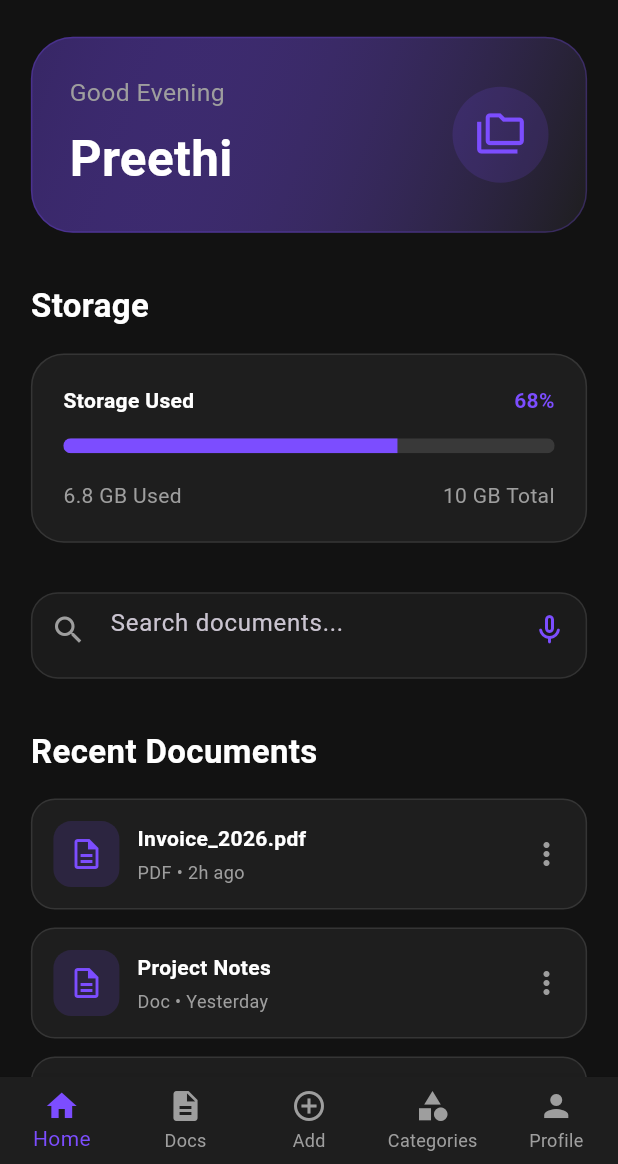
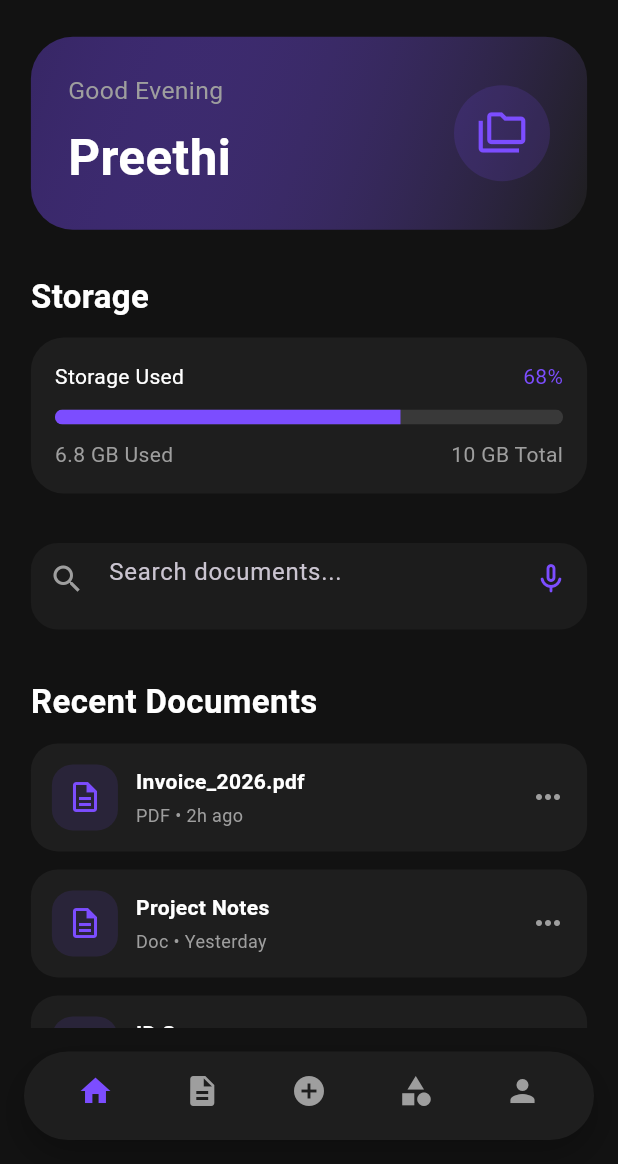
Before and after one commit to PreethiBose30/App-Dev, a Flutter app: the HomeScreen screen opened directly, on a phone screen of 412 x 824 dp, the part 72-1236 px from its top. Run offline on Flutter 3.47's test engine with Material 3 defaults, Android fonts, the phone set to English and light mode, and no system bars; statements that could not run were skipped.

Commit message:
Update home_screen.dart

```diff
--- a/lib/screens/dashboard/home_screen.dart
+++ b/lib/screens/dashboard/home_screen.dart
@@ -13,19 +13,37 @@ class HomeScreen extends StatelessWidget {
     return Scaffold(
       backgroundColor: AppColors.background,
 
-      /// 📱 BOTTOM NAVIGATION
-      bottomNavigationBar: BottomNavigationBar(
-        backgroundColor: AppColors.surface,
+      /// 📱 PREMIUM BOTTOM NAVIGATION
+      bottomNavigationBar: Container(
+        margin: const EdgeInsets.all(16),
+        padding: const EdgeInsets.symmetric(horizontal: 12),
+        decoration: BoxDecoration(
+          color: AppColors.surface,
+          borderRadius: BorderRadius.circular(30),
+          boxShadow: [
+            BoxShadow(
+              color: Colors.black.withOpacity(0.25),
+              blurRadius: 20,
+              offset: const Offset(0, 10),
+            ),
+          ],
+        ),
+        child: BottomNavigationBar(
+          backgroundColor: Colors.transparent,
+          elevation: 0,
           selectedItemColor: AppColors.primary,
           unselectedItemColor: AppColors.textSecondary,
           type: BottomNavigationBarType.fixed,
+          showSelectedLabels: false,
+          showUnselectedLabels: false,
           items: const [
-          BottomNavigationBarItem(icon: Icon(Icons.home), label: "Home"),
-          BottomNavigationBarItem(icon: Icon(Icons.description), label: "Docs"),
-          BottomNavigationBarItem(icon: Icon(Icons.add_circle_outline), label: "Add"),
-          BottomNavigationBarItem(icon: Icon(Icons.category), label: "Categories"),
-          BottomNavigationBarItem(icon: Icon(Icons.person), label: "Profile"),
+            BottomNavigationBarItem(icon: Icon(Icons.home), label: ""),
+            BottomNavigationBarItem(icon: Icon(Icons.description), label: ""),
+            BottomNavigationBarItem(icon: Icon(Icons.add_circle), label: ""),
+            BottomNavigationBarItem(icon: Icon(Icons.category), label: ""),
+            BottomNavigationBarItem(icon: Icon(Icons.person), label: ""),
           ],
+        ),
       ),
 
       appBar: AppBar(
@@ -80,9 +98,6 @@ class HomeScreen extends StatelessWidget {
                     begin: Alignment.topLeft,
                     end: Alignment.bottomRight,
                   ),
-                  border: Border.all(
-                    color: AppColors.primary.withOpacity(0.25),
-                  ),
                 ),
                 child: Row(
                   mainAxisAlignment: MainAxisAlignment.spaceBetween,
@@ -124,9 +139,9 @@ class HomeScreen extends StatelessWidget {
                 ),
               ),
 
-              SizedBox(height: h * 0.04),
+              SizedBox(height: h * 0.035),
 
-              /// 📦 STORAGE CARD
+              /// 📦 STORAGE TITLE (placeholder for next upgrade)
               const Text(
                 "Storage",
                 style: TextStyle(
@@ -136,38 +151,28 @@ class HomeScreen extends StatelessWidget {
                 ),
               ),
 
-              SizedBox(height: h * 0.02),
+              const SizedBox(height: 12),
 
               Container(
-                width: double.infinity,
-                padding: EdgeInsets.all(w * 0.05),
+                padding: const EdgeInsets.all(16),
                 decoration: BoxDecoration(
                   color: AppColors.surface,
                   borderRadius: BorderRadius.circular(22),
-                  border: Border.all(color: Colors.white10),
                 ),
                 child: Column(
-                  crossAxisAlignment: CrossAxisAlignment.start,
                   children: [
-
-                    const Row(
+                    Row(
                       mainAxisAlignment: MainAxisAlignment.spaceBetween,
-                      children: [
+                      children: const [
                         Text("Storage Used",
-                            style: TextStyle(
-                                color: AppColors.textPrimary,
-                                fontWeight: FontWeight.bold)),
+                            style: TextStyle(color: AppColors.textPrimary)),
                         Text("68%",
-                            style: TextStyle(
-                                color: AppColors.primary,
-                                fontWeight: FontWeight.bold)),
+                            style: TextStyle(color: AppColors.primary)),
                       ],
                     ),
-
-                    const SizedBox(height: 15),
-
+                    const SizedBox(height: 12),
                     ClipRRect(
-                      borderRadius: BorderRadius.circular(30),
+                      borderRadius: BorderRadius.circular(20),
                       child: const LinearProgressIndicator(
                         value: 0.68,
                         minHeight: 10,
@@ -176,9 +181,7 @@ class HomeScreen extends StatelessWidget {
                             AlwaysStoppedAnimation(AppColors.primary),
                       ),
                     ),
-
-                    const SizedBox(height: 18),
-
+                    const SizedBox(height: 10),
                     const Row(
                       mainAxisAlignment: MainAxisAlignment.spaceBetween,
                       children: [
@@ -200,9 +203,8 @@ class HomeScreen extends StatelessWidget {
               Container(
                 height: h * 0.07,
                 decoration: BoxDecoration(
-                  color: AppColors.surface.withOpacity(.75),
+                  color: AppColors.surface.withOpacity(.8),
                   borderRadius: BorderRadius.circular(18),
-                  border: Border.all(color: Colors.white10),
                 ),
                 child: const TextField(
                   style: TextStyle(color: AppColors.textPrimary),
@@ -229,11 +231,11 @@ class HomeScreen extends StatelessWidget {
                 ),
               ),
 
-              const SizedBox(height: 16),
+              const SizedBox(height: 12),
 
               _recentDocCard("Invoice_2026.pdf", "PDF", "2h ago"),
               _recentDocCard("Project Notes", "Doc", "Yesterday"),
-              _recentDocCard("ID Proof Scan", "Image", "3 days ago"),
+              _recentDocCard("ID Scan", "Image", "3d ago"),
 
               SizedBox(height: h * 0.03),
 
@@ -247,7 +249,7 @@ class HomeScreen extends StatelessWidget {
                 ),
               ),
 
-              const SizedBox(height: 16),
+              const SizedBox(height: 12),
 
               GridView.count(
                 shrinkWrap: true,
@@ -264,7 +266,7 @@ class HomeScreen extends StatelessWidget {
                 ],
               ),
 
-              SizedBox(height: h * 0.04),
+              SizedBox(height: h * 0.05),
             ],
           ),
         ),
@@ -272,23 +274,29 @@ class HomeScreen extends StatelessWidget {
     );
   }
 
-  /// 📄 Recent Document Card
-  static Widget _recentDocCard(String title, String type, String time) {
+  /// 📄 RECENT DOCUMENT CARD (premium UI)
+  static Widget _recentDocCard(
+      String title, String type, String time) {
     return Container(
       margin: const EdgeInsets.only(bottom: 12),
       padding: const EdgeInsets.all(14),
       decoration: BoxDecoration(
         color: AppColors.surface,
-        borderRadius: BorderRadius.circular(16),
-        border: Border.all(color: Colors.white10),
+        borderRadius: BorderRadius.circular(18),
+        boxShadow: [
+          BoxShadow(
+            color: Colors.black.withOpacity(0.05),
+            blurRadius: 10,
+          ),
+        ],
       ),
       child: Row(
         children: [
           Container(
             padding: const EdgeInsets.all(10),
             decoration: BoxDecoration(
-              color: AppColors.primary.withOpacity(0.15),
-              borderRadius: BorderRadius.circular(12),
+              color: AppColors.primary.withOpacity(0.12),
+              borderRadius: BorderRadius.circular(14),
             ),
             child: const Icon(Icons.description_outlined,
                 color: AppColors.primary),
@@ -310,28 +318,34 @@ class HomeScreen extends StatelessWidget {
               ],
             ),
           ),
-          const Icon(Icons.more_vert,
+          const Icon(Icons.more_horiz,
               color: AppColors.textSecondary),
         ],
       ),
     );
   }
 
-  /// 📂 Category Card
+  /// 📂 CATEGORY CARD (premium dashboard style)
   static Widget _categoryCard(
       IconData icon, String title, String count) {
     return Container(
+      decoration: BoxDecoration(
+        borderRadius: BorderRadius.circular(20),
+        gradient: LinearGradient(
+          colors: [
+            AppColors.primary.withOpacity(0.12),
+            AppColors.surface,
+          ],
+          begin: Alignment.topLeft,
+        ),
+      ),
+      child: Padding(
         padding: const EdgeInsets.all(16),
-      decoration: BoxDecoration(
-        color: AppColors.surface,
-        borderRadius: BorderRadius.circular(18),
-        border: Border.all(color: Colors.white10),
-      ),
         child: Column(
-        mainAxisAlignment: MainAxisAlignment.center,
+          crossAxisAlignment: CrossAxisAlignment.start,
           children: [
             Icon(icon, color: AppColors.primary, size: 28),
-          const SizedBox(height: 10),
+            const Spacer(),
             Text(title,
                 style: const TextStyle(
                     color: AppColors.textPrimary,
@@ -343,6 +357,7 @@ class HomeScreen extends StatelessWidget {
                     fontSize: 12)),
           ],
         ),
+      ),
     );
   }
 }
```
Lines whose indentation alone changed are shown as unchanged.
